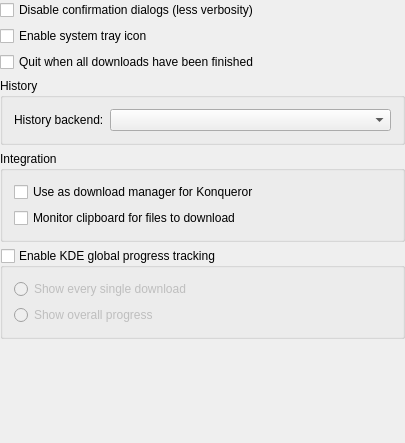
First picture: the form in conf/dlgadvanced.ui, repository KDE/kget, before the edit.
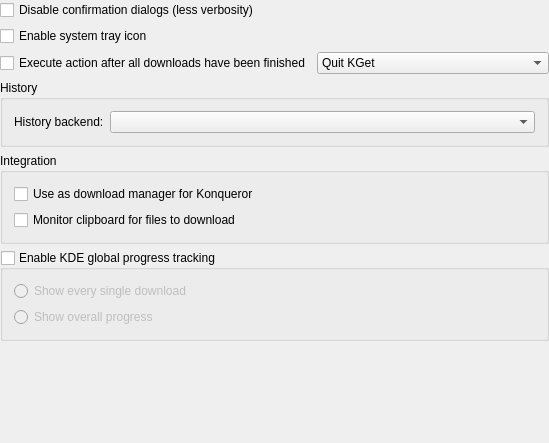
Second picture: the form after the edit. Custom widgets are drawn as their Qt base class.

Commit message: Add a option to Automatic computer shutdown when finished downloading BUG:159938

Diff of the .ui file:
```diff
--- a/conf/dlgadvanced.ui
+++ b/conf/dlgadvanced.ui
@@ -5,7 +5,7 @@
    <rect>
     <x>0</x>
     <y>0</y>
-    <width>405</width>
+    <width>549</width>
     <height>443</height>
    </rect>
   </property>
@@ -28,11 +28,24 @@
     </widget>
    </item>
    <item>
-    <widget class="QCheckBox" name="kcfg_QuitAfterCompletedTransfer" >
+    <layout class="QHBoxLayout" name="horizontalLayout" >
+     <item>
+      <widget class="QCheckBox" name="kcfg_AfterFinishActionEnabled" >
      <property name="text" >
-      <string>Quit when all downloads have been finished</string>
-     </property>
-    </widget>
+        <string>Execute action after all downloads have been finished</string>
+       </property>
+      </widget>
+     </item>
+     <item>
+      <widget class="QComboBox" name="kcfg_AfterFinishAction" >
+       <item>
+        <property name="text" >
+         <string>Quit KGet</string>
+        </property>
+       </item>
+      </widget>
+     </item>
+    </layout>
    </item>
    <item>
     <widget class="QGroupBox" name="groupBox" >
```
Lines whose indentation alone changed are shown as unchanged. The commit also changes 8 other files.
